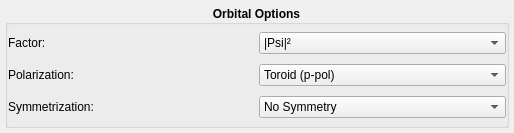
Old version of the form kmap/ui/lmfitorbitaloptions.ui in the repository brands-d/kMap.
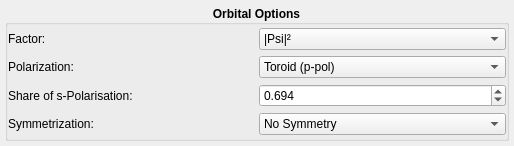
New version of the form.

Commit message: s_share is now represented in the GUI (select unpolarised light)

The edit to the form file:
```diff
--- a/kmap/ui/lmfitorbitaloptions.ui
+++ b/kmap/ui/lmfitorbitaloptions.ui
@@ -7,7 +7,7 @@
     <x>0</x>
     <y>0</y>
     <width>514</width>
-    <height>133</height>
+    <height>146</height>
    </rect>
   </property>
   <property name="windowTitle">
@@ -56,7 +56,7 @@
       <property name="spacing">
        <number>3</number>
       </property>
-      <item row="2" column="1">
+      <item row="3" column="1">
        <widget class="QComboBox" name="symmetrize_combobox">
         <property name="sizePolicy">
          <sizepolicy hsizetype="Preferred" vsizetype="Fixed">
@@ -129,7 +129,7 @@
         </property>
        </widget>
       </item>
-      <item row="2" column="0">
+      <item row="3" column="0">
        <widget class="QLabel" name="symmetrize_label">
         <property name="font">
          <font>
@@ -270,6 +270,50 @@
         </property>
        </widget>
       </item>
+      <item row="2" column="0">
+       <widget class="QLabel" name="s_share_label">
+        <property name="font">
+         <font>
+          <weight>50</weight>
+          <bold>false</bold>
+         </font>
+        </property>
+        <property name="toolTip">
+         <string>The share of s-polarised light.</string>
+        </property>
+        <property name="text">
+         <string>Share of s-Polarisation:</string>
+        </property>
+       </widget>
+      </item>
+      <item row="2" column="1">
+       <widget class="QDoubleSpinBox" name="s_share_spinbox">
+        <property name="font">
+         <font>
+          <weight>50</weight>
+          <bold>false</bold>
+         </font>
+        </property>
+        <property name="toolTip">
+         <string>The share of s-polarised light.</string>
+        </property>
+        <property name="keyboardTracking">
+         <bool>false</bool>
+        </property>
+        <property name="decimals">
+         <number>3</number>
+        </property>
+        <property name="maximum">
+         <double>1.000000000000000</double>
+        </property>
+        <property name="singleStep">
+         <double>0.001000000000000</double>
+        </property>
+        <property name="value">
+         <double>0.694000000000000</double>
+        </property>
+       </widget>
+      </item>
      </layout>
     </widget>
    </item>
```
Left out of the diff: 2 changed lines with no effect on the pictures. The commit also changes 13 other files.
